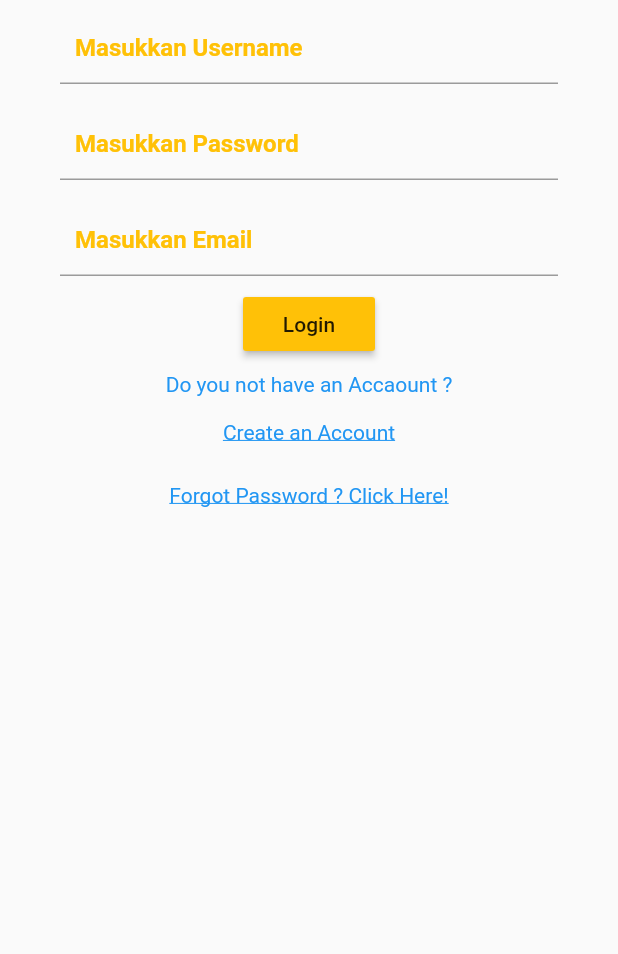
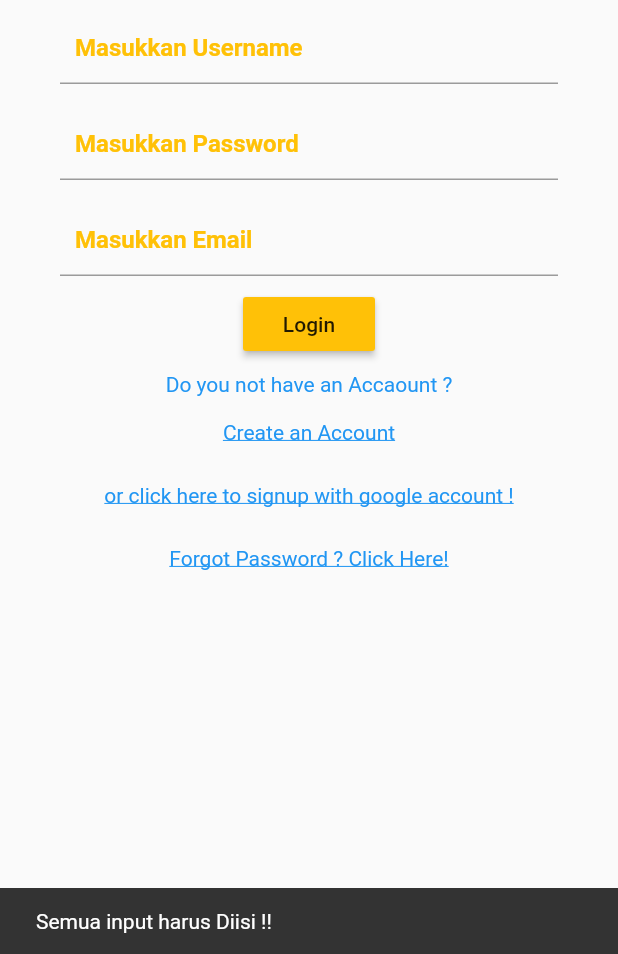
Before and after one commit to kilaspintas/tubes-mobile, a Flutter app: the screen it shows after launch, after a tap on "Login", on a phone screen of 412 x 824 dp, the part 282-1236 px from its top. Run offline on Flutter 3.47's test engine with Material 2 defaults, Android fonts, the phone set to English and light mode, and no system bars; our stand-ins replace firebase_auth, firebase_core, firebase_messaging, flutter_secure_storage, google_sign_in and 2 more; missing offline and left inert: dart:ffi; accounts and stored records are empty.

Commit message:
add login with email&pass

```diff
--- a/lib/page/login_page.dart
+++ b/lib/page/login_page.dart
@@ -157,32 +157,15 @@ class _LoginPageState extends State<LoginPage> {
                           color: Colors.amber,
                           child: Text('Login'),
                           onPressed: () async {
-                            // if (username.text.isNotEmpty &&
-                            //     password.text.isNotEmpty) {
-                            //   getDataUser();
-                            // } else
-                            // if (username.text.isNotEmpty &&
-                            //     password.text.isNotEmpty &&
-                            //     email.text.isNotEmpty) {
-                            //   signIn();
-                            //}
-                            // else {
-                            //   ScaffoldMessenger.of(context).showSnackBar(
-                            //       SnackBar(
-                            //           content:
-                            //               Text('Semua input harus Diisi !!')));
-                            // }
-
-                            final provider =
-                            Provider.of<GoogleSignInProvider>(context, listen: false);
-                            provider.googleLogin();
-
-                            /* if(usernameController.toString() == DummyData.data.map((data){"${data['username']}";}) ){
-                          Navigator.push(context, MaterialPageRoute(builder: (context) => MainPage()));
-                        }else{
-                          Navigator.push(context, MaterialPageRoute(builder: (context) => KosongPage()));
-                        }
-                */
+                            if (password.text.isNotEmpty &&
+                                email.text.isNotEmpty) {
+                              signIn();
+                            } else {
+                              ScaffoldMessenger.of(context).showSnackBar(
+                                  SnackBar(
+                                      content:
+                                          Text('Semua input harus Diisi !!')));
+                            }
                           }),
 
                       Padding(
@@ -211,6 +194,28 @@ class _LoginPageState extends State<LoginPage> {
                             },
                             child: Text(
                               "Create an Account",
+                              style: TextStyle(
+                                color: Colors.blue,
+                                decoration: TextDecoration.underline,
+                              ),
+                            ),
+                          ),
+                        ),
+                      ),
+                      SizedBox(height: 10),
+
+                      Padding(
+                        padding: EdgeInsets.all(8.0),
+                        child: Center(
+                          child: GestureDetector(
+                            onTap: () async {
+                              final provider =
+                                  Provider.of<GoogleSignInProvider>(context,
+                                      listen: false);
+                              provider.googleLogin();
+                            },
+                            child: Text(
+                              "or click here to signup with google account !",
                               style: TextStyle(
                                 color: Colors.blue,
                                 decoration: TextDecoration.underline,
--- a/lib/page/profile_page.dart
+++ b/lib/page/profile_page.dart
@@ -53,9 +53,9 @@ class _ProfilePageState extends State<ProfilePage> {
                 onPressed: () async {
                   //_logout();
                   //AuthServices service = AuthServices(FirebaseAuth.instance);
-                  //FirebaseAuth.instance.signOut();
+                  FirebaseAuth.instance.signOut();
                   final provider =
-                  Provider.of<GoogleSignInProvider>(context, listen: false);
+                      Provider.of<GoogleSignInProvider>(context, listen: false);
                   provider.logout();
                 }),
           ],
```
Also changed, not shown: 2 other files.
